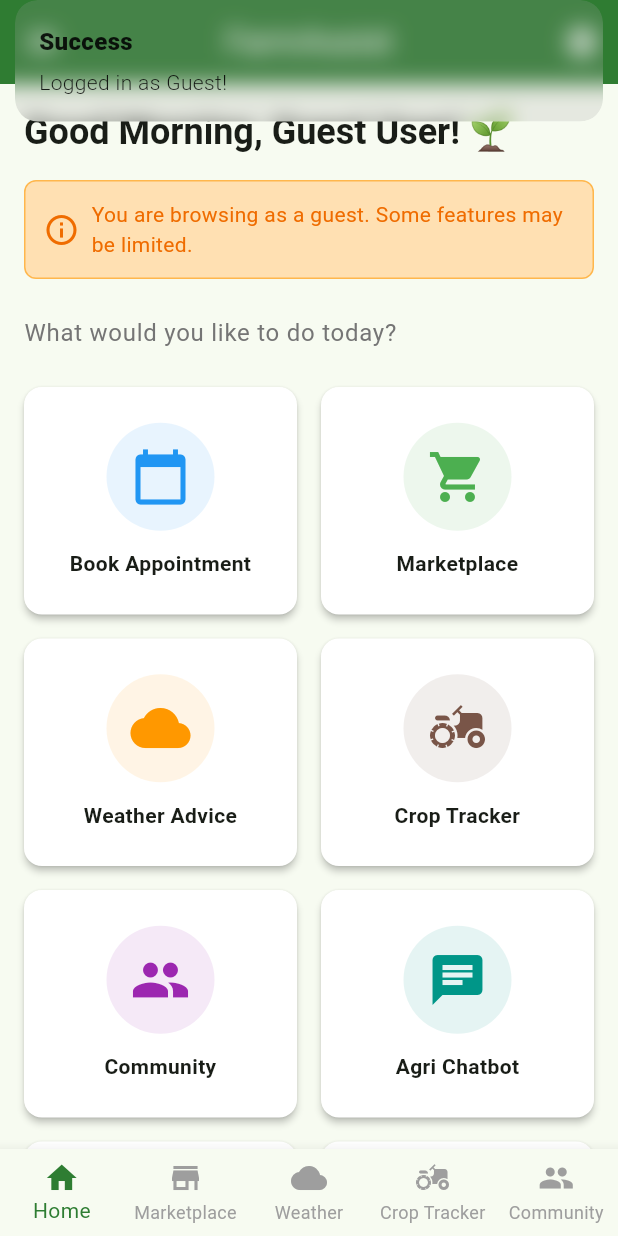
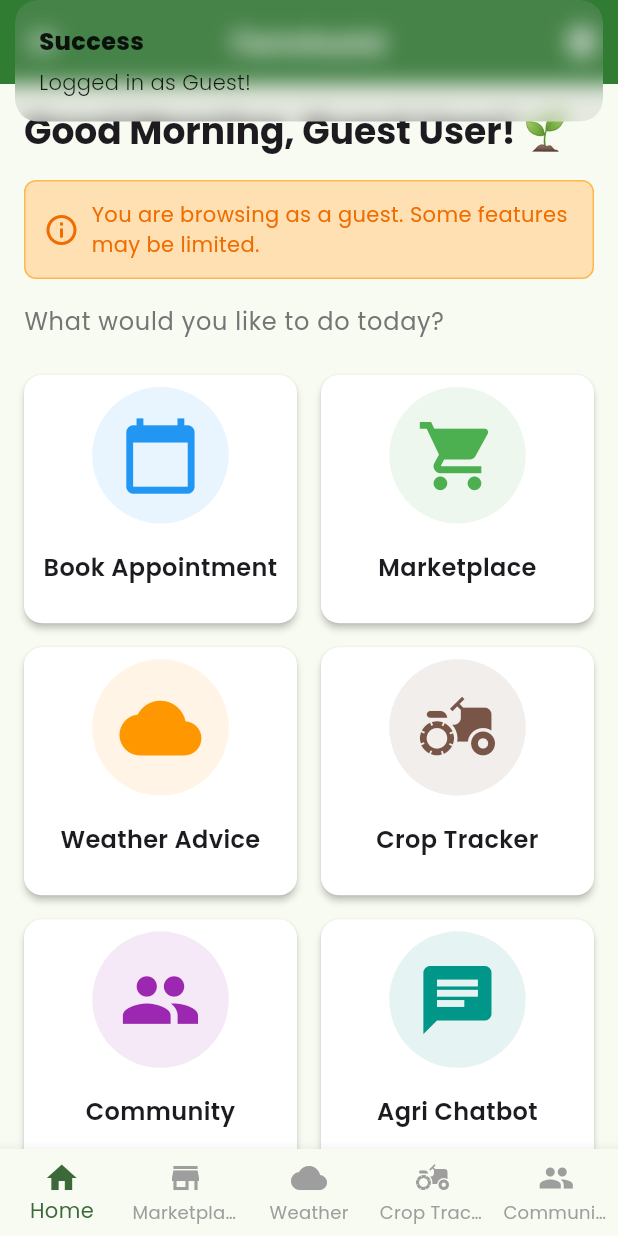
Before and after one commit to abdulqadir263/fyp_phase1, a Flutter app: the screen it shows after launch, after a tap on "Continue as Guest", on a phone screen of 412 x 824 dp. Run offline on Flutter 3.47's test engine with Material 3 defaults, Android fonts, the phone set to English and light mode, and no system bars; our stand-ins replace cloud_firestore, firebase_auth, firebase_core, get, google_fonts, image_picker; accounts and stored records are empty.

Commit message:
2nd Commit

```diff
--- a/lib/app/routes/app_pages.dart
+++ b/lib/app/routes/app_pages.dart
@@ -1,24 +1,19 @@
 import 'package:get/get.dart';
 import '../../modules/auth/views/forgot_password_view.dart';
 import '../../modules/auth/views/login_view.dart';
-import '../../modules/auth/views/signup_view.dart';
 import '../../modules/home/views/home_view.dart';
+import '../../modules/profile/views/profile_view.dart';
 import '../bindings/auth_binding.dart';
 import '../bindings/home_binding.dart';
+import '../bindings/profile_binding.dart';
 import 'app_routes.dart';
 
-// Routes ko unke respective views se map karta hai
 class AppPages {
   static final routes = [
     // Auth Pages
     GetPage(
       name: AppRoutes.LOGIN,
       page: () => LoginView(),
-      binding: AuthBinding(),
-    ),
-    GetPage(
-      name: AppRoutes.SIGNUP,
-      page: () => SignupView(),
       binding: AuthBinding(),
     ),
     GetPage(
@@ -33,12 +28,10 @@ class AppPages {
       page: () => HomeView(),
       binding: HomeBinding(),
     ),
-    // GetPage(
-    //   name: AppRoutes.PROFILE,
-    //   page: () => ProfileView(),
-    //   binding: ProfileBinding(),
-    // ),
-
-    // Baad mein baki routes add karenge jaise app barte jayenge
+    GetPage(
+      name: AppRoutes.PROFILE, // ✅ CONFIRM THIS ROUTE EXISTS
+      page: () => ProfileView(),
+      binding: ProfileBinding(),
+    ),
   ];
 }
--- a/lib/app/themes/app_colors.dart
+++ b/lib/app/themes/app_colors.dart
@@ -2,19 +2,19 @@ import 'package:flutter/material.dart';
 
 // App ke liye centralized color scheme
 class AppColors {
-  // Primary Colors
+  // ✅ FIXED: Primary Colors
   static const Color primaryGreen = Color(0xFF2E7D32);
   static const Color parrotGreen = Color(0xFF66BB6A);
   static const Color lightGreen = Color(0xFFA5D6A7);
 
-  // Neutral Colors
+  // ✅ FIXED: Neutral Colors
   static const Color white = Color(0xFFFFFFFF);
   static const Color black = Color(0xFF000000);
   static const Color grey = Color(0xFF9E9E9E);
   static const Color lightGrey = Color(0xFFF5F5F5);
   static const Color darkGrey = Color(0xFF424242);
 
-  // Status Colors
+  // ✅ FIXED: Status Colors
   static const Color success = Color(0xFF4CAF50);
   static const Color error = Color(0xFFF44336);
   static const Color warning = Color(0xFFFF9800);
--- a/lib/app/themes/app_theme.dart
+++ b/lib/app/themes/app_theme.dart
@@ -1,32 +1,37 @@
 import 'package:flutter/material.dart';
+import 'package:flutter/services.dart';
 import 'app_colors.dart';
 
 // App ka light aur dark theme
 class AppTheme {
-  // Light Theme
+  // ✅ FIXED: Light Theme with fixed colors
   static ThemeData get lightTheme {
     return ThemeData(
       useMaterial3: true,
       brightness: Brightness.light,
-      primaryColor: AppColors.primaryGreen,
       colorScheme: ColorScheme.fromSeed(
         seedColor: AppColors.primaryGreen,
         brightness: Brightness.light,
       ),
 
-      // AppBar Theme
-      appBarTheme: const AppBarTheme(
+      // ✅ FIXED: AppBar Theme
+      appBarTheme: AppBarTheme(
         backgroundColor: AppColors.primaryGreen,
-        foregroundColor: AppColors.white,
+        foregroundColor: Colors.white,
         elevation: 2,
         centerTitle: true,
+        titleTextStyle: TextStyle(
+          color: Colors.white,
+          fontSize: 20,
+          fontWeight: FontWeight.bold,
+        ),
       ),
 
-      // Elevated Button Theme
+      // ✅ FIXED: Elevated Button Theme
       elevatedButtonTheme: ElevatedButtonThemeData(
         style: ElevatedButton.styleFrom(
           backgroundColor: AppColors.primaryGreen,
-          foregroundColor: AppColors.white,
+          foregroundColor: Colors.white,
           padding: const EdgeInsets.symmetric(horizontal: 24, vertical: 12),
           shape: RoundedRectangleBorder(
             borderRadius: BorderRadius.circular(8),
@@ -34,52 +39,74 @@ class AppTheme {
         ),
       ),
 
-      // Card Theme (Fixed)
+      // ✅ FIXED: Card Theme
       cardTheme: CardThemeData(
         elevation: 2,
         shape: RoundedRectangleBorder(
           borderRadius: BorderRadius.circular(12),
         ),
-        color: AppColors.white,
+        color: Colors.white,
       ),
 
-      // Input Field Theme
+      // ✅ FIXED: Input Field Theme
       inputDecorationTheme: InputDecorationTheme(
         border: OutlineInputBorder(
           borderRadius: BorderRadius.circular(8),
-          borderSide: const BorderSide(color: AppColors.grey),
+          borderSide: BorderSide(color: Colors.grey.shade300),
         ),
         focusedBorder: OutlineInputBorder(
           borderRadius: BorderRadius.circular(8),
-          borderSide: const BorderSide(color: AppColors.primaryGreen, width: 2),
+          borderSide: BorderSide(color: AppColors.primaryGreen, width: 2),
         ),
         contentPadding: const EdgeInsets.symmetric(horizontal: 16, vertical: 12),
+      ),
+
+      // ✅ FIXED: Text Theme
+      textTheme: TextTheme(
+        displayLarge: TextStyle(
+          color: Colors.black87,
+          fontWeight: FontWeight.bold,
+        ),
+        headlineMedium: TextStyle(
+          color: Colors.black87,
+          fontWeight: FontWeight.bold,
+        ),
+        bodyLarge: TextStyle(
+          color: Colors.black87,
+        ),
+        bodyMedium: TextStyle(
+          color: Colors.black54,
+        ),
       ),
     );
   }
 
-  // Dark Theme
+  // ✅ FIXED: Dark Theme
   static ThemeData get darkTheme {
     return ThemeData(
       useMaterial3: true,
       brightness: Brightness.dark,
-      primaryColor: AppColors.primaryGreen,
       colorScheme: ColorScheme.fromSeed(
         seedColor: AppColors.primaryGreen,
         brightness: Brightness.dark,
       ),
 
-      appBarTheme: const AppBarTheme(
+      appBarTheme: AppBarTheme(
         backgroundColor: AppColors.primaryGreen,
-        foregroundColor: AppColors.white,
+        foregroundColor: Colors.white,
         elevation: 2,
         centerTitle: true,
+        titleTextStyle: TextStyle(
+          color: Colors.white,
+          fontSize: 20,
+          fontWeight: FontWeight.bold,
+        ),
       ),
 
       elevatedButtonTheme: ElevatedButtonThemeData(
         style: ElevatedButton.styleFrom(
           backgroundColor: AppColors.primaryGreen,
-          foregroundColor: AppColors.white,
+          foregroundColor: Colors.white,
           padding: const EdgeInsets.symmetric(horizontal: 24, vertical: 12),
           shape: RoundedRectangleBorder(
             borderRadius: BorderRadius.circular(8),
@@ -87,13 +114,12 @@ class AppTheme {
         ),
       ),
 
-      // Card Theme (Fixed)
       cardTheme: CardThemeData(
         elevation: 2,
         shape: RoundedRectangleBorder(
           borderRadius: BorderRadius.circular(12),
         ),
-        color: const Color(0xFF1E1E1E), // Dark grey for cards
+        color: Color(0xFF1E1E1E),
       ),
 
       inputDecorationTheme: InputDecorationTheme(
@@ -103,9 +129,26 @@ class AppTheme {
         ),
         focusedBorder: OutlineInputBorder(
           borderRadius: BorderRadius.circular(8),
-          borderSide: const BorderSide(color: AppColors.primaryGreen, width: 2),
+          borderSide: BorderSide(color: AppColors.primaryGreen, width: 2),
         ),
         contentPadding: const EdgeInsets.symmetric(horizontal: 16, vertical: 12),
+      ),
+
+      textTheme: TextTheme(
+        displayLarge: TextStyle(
+          color: Colors.white,
+          fontWeight: FontWeight.bold,
+        ),
+        headlineMedium: TextStyle(
+          color: Colors.white,
+          fontWeight: FontWeight.bold,
+        ),
+        bodyLarge: TextStyle(
+          color: Colors.white,
+        ),
+        bodyMedium: TextStyle(
+          color: Colors.white70,
+        ),
       ),
     );
   }
--- a/lib/main.dart
+++ b/lib/main.dart
@@ -1,10 +1,12 @@
 import 'package:flutter/material.dart';
 import 'package:firebase_core/firebase_core.dart';
 import 'package:get/get.dart';
+import 'package:google_fonts/google_fonts.dart'; // ✅ Add this import
 import 'app/routes/app_pages.dart';
 import 'app/routes/app_routes.dart';
 import 'app/themes/app_theme.dart';
 import 'app/data/services/firebase_service.dart';
+import 'app/data/services/cloudinary_service.dart';
 import 'firebase_options.dart';
 
 // Ye app ka entry point hai
@@ -12,7 +14,7 @@ void main() async {
   // Firebase ko initialize karna zaroori hai
   WidgetsFlutterBinding.ensureInitialized();
 
-  // Firebase ko options ke saath initialize karein
+  // Firebase ko options ke saath initialize karna
   await Firebase.initializeApp(
     options: DefaultFirebaseOptions.currentPlatform,
   );
@@ -20,30 +22,34 @@ void main() async {
   // FirebaseService ko globally initialize karna
   Get.put(FirebaseService());
 
+  // CloudinaryService ko globally initialize karna
+  Get.put(CloudinaryService());
+
   runApp(FarmAssistApp());
 }
 
 class FarmAssistApp extends StatelessWidget {
   @override
   Widget build(BuildContext context) {
-    // GetX MaterialApp hai jo routing aur state management handle karta hai
+    // ✅ FIXED: GetX MaterialApp with Google Fonts
     return GetMaterialApp(
       title: 'FarmAssist',
-      debugShowCheckedModeBanner: false, // Debug banner remove karna
-      theme: AppTheme.lightTheme, // Light theme
-      darkTheme: AppTheme.darkTheme, // Dark theme
-      themeMode: ThemeMode.system, // System theme follow karega
+      debugShowCheckedModeBanner: false,
 
-      // Initial route jab app start hogi
+      // ✅ FIXED: Use Google Fonts
+      theme: AppTheme.lightTheme.copyWith(
+        textTheme: GoogleFonts.poppinsTextTheme(Theme.of(context).textTheme),
+      ),
+      darkTheme: AppTheme.darkTheme.copyWith(
+        textTheme: GoogleFonts.poppinsTextTheme(Theme.of(context).textTheme),
+      ),
+
+      // ✅ FIXED: Force light theme instead of system theme
+      themeMode: ThemeMode.light,
+
       initialRoute: AppRoutes.LOGIN,
-
-      // Sare routes jo humne define kiye hain
       getPages: AppPages.routes,
-
-      // Navigation ka style
       defaultTransition: Transition.fade,
-
-      // Translations ke liye (English/Urdu)
       locale: Locale('en', 'US'),
       fallbackLocale: Locale('en', 'US'),
     );
--- a/lib/modules/home/views/home_view.dart
+++ b/lib/modules/home/views/home_view.dart
@@ -11,12 +11,12 @@ class HomeView extends GetView<HomeController> {
     return Scaffold(
       // App Bar
       appBar: AppBar(
-        title: Text('FarmAssist'),
+        title: const Text('FarmAssist'),
         centerTitle: true,
         actions: [
           // Language toggle button
           IconButton(
-            icon: Icon(Icons.language),
+            icon: const Icon(Icons.language),
             onPressed: controller.toggleLanguage,
             tooltip: 'Change Language',
           ),
@@ -30,7 +30,7 @@ class HomeView extends GetView<HomeController> {
       body: Obx(() => IndexedStack(
         index: controller.currentIndex.value,
         children: [
-          _buildHomeContent(), // Home tab content
+          _buildHomeContent(context), // Home tab content
           _buildMarketplaceContent(), // Marketplace tab content
           _buildWeatherContent(), // Weather tab content
           _buildCropTrackerContent(), // Crop Tracker tab content
@@ -49,26 +49,36 @@ class HomeView extends GetView<HomeController> {
       child: ListView(
         padding: EdgeInsets.zero,
         children: [
-          // ✅ UPDATED: Drawer Header with guest user handling
+          // Drawer Header with guest user handling
           Obx(() {
             final userName = controller.user.value?.name ?? 'Guest User';
-            final userEmail = controller.user.value?.email ?? 'guest@example.com';
+            final userEmail =
+                controller.user.value?.email ?? 'guest@example.com';
             final isGuest = controller.isGuestUser;
+            final profileImageUrl = controller.user.value?.profileImage ?? '';
 
             return UserAccountsDrawerHeader(
               accountName: Text(
                 userName,
-                style: TextStyle(color: Colors.white, fontSize: 18),
+                style: const TextStyle(color: Colors.white, fontSize: 18),
               ),
               accountEmail: Text(
                 userEmail,
-                style: TextStyle(color: Colors.white70),
+                style: const TextStyle(color: Colors.white70),
               ),
               currentAccountPicture: CircleAvatar(
                 backgroundColor: Colors.white,
-                child: isGuest
-                    ? Icon(Icons.person_outline, size: 40, color: Colors.grey)
-                    : Icon(Icons.person, size: 40, color: Colors.grey),
+                // ✅ FIX: Profile image ko behtar tareeqe se handle karna
+                backgroundImage: profileImageUrl.isNotEmpty
+                    ? NetworkImage(profileImageUrl)
+                    : null,
+                child: profileImageUrl.isEmpty
+                    ? Icon(
+                  isGuest ? Icons.person_outline : Icons.person,
+                  size: 40,
+                  color: Colors.grey[600],
+                )
+                    : null,
               ),
               decoration: BoxDecoration(
                 color: Theme.of(context).primaryColor,
@@ -78,18 +88,19 @@ class HomeView extends GetView<HomeController> {
 
           // Drawer items
           ListTile(
-            leading: Icon(Icons.home),
-            title: Text('Home'),
+            leading: const Icon(Icons.home),
+            title: const Text('Home'),
             onTap: () {
               Get.back(); // Drawer close karo
               controller.changePage(0); // Home tab select karo
             },
           ),
 
-          // ✅ UPDATED: Profile tile with guest handling
+          // Profile tile with guest handling
           Obx(() => ListTile(
-            leading: Icon(Icons.person),
-            title: Text(controller.isGuestUser ? 'Create Account' : 'Profile'),
+            leading: const Icon(Icons.person),
+            title:
+            Text(controller.isGuestUser ? 'Create Account' : 'Profile'),
             onTap: () {
               Get.back(); // Drawer close karo
               if (controller.isGuestUser) {
@@ -100,26 +111,26 @@ class HomeView extends GetView<HomeController> {
             },
           )),
 
-          Divider(),
+          const Divider(),
           ListTile(
-            leading: Icon(Icons.settings),
-            title: Text('Settings'),
+            leading: const Icon(Icons.settings),
+            title: const Text('Settings'),
             onTap: () {
               Get.back(); // Drawer close karo
               controller.goToSettings();
             },
           ),
           ListTile(
-            leading: Icon(Icons.info),
-            title: Text('About'),
+            leading: const Icon(Icons.info),
+            title: const Text('About'),
             onTap: () {
               Get.back(); // Drawer close karo
               controller.goToAbout();
             },
           ),
-          Divider(),
+          const Divider(),
 
-          // ✅ UPDATED: Logout/Login-As-Guest tile
+          // Logout/Login-As-Guest tile
           Obx(() => ListTile(
             leading: Icon(
               controller.isGuestUser ? Icons.login : Icons.logout,
@@ -153,7 +164,7 @@ class HomeView extends GetView<HomeController> {
       type: BottomNavigationBarType.fixed,
       selectedItemColor: Theme.of(Get.context!).primaryColor,
       unselectedItemColor: Colors.grey,
-      items: [
+      items: const [
         BottomNavigationBarItem(
           icon: Icon(Icons.home),
           label: 'Home',
@@ -179,26 +190,26 @@ class HomeView extends GetView<HomeController> {
   }
 
   // Home tab content
-  Widget _buildHomeContent() {
+  Widget _buildHomeContent(BuildContext context) {
     return SingleChildScrollView(
       padding: const EdgeInsets.all(16.0),
       child: Column(
         crossAxisAlignment: CrossAxisAlignment.start,
         children: [
-          // ✅ UPDATED: Welcome Message for guest
+          // Welcome Message for guest
           Obx(() => Text(
             controller.welcomeMessage,
-            style: Theme.of(Get.context!).textTheme.headlineSmall?.copyWith(
+            style: Theme.of(context).textTheme.headlineSmall?.copyWith(
               fontWeight: FontWeight.bold,
             ),
           )),
 
-          // ✅ NEW: Guest user banner
+          // Guest user banner
           Obx(() => controller.isGuestUser
               ? Container(
             width: double.infinity,
-            margin: EdgeInsets.symmetric(vertical: 16),
-            padding: EdgeInsets.all(12),
+            margin: const EdgeInsets.symmetric(vertical: 16),
+            padding: const EdgeInsets.all(12),
             decoration: BoxDecoration(
               color: Colors.orange.shade100,
               border: Border.all(color: Colors.orange.shade300),
@@ -207,7 +218,7 @@ class HomeView extends GetView<HomeController> {
             child: Row(
               children: [
                 Icon(Icons.info_outline, color: Colors.orange.shade800),
-                SizedBox(width: 8),
+                const SizedBox(width: 8),
                 Expanded(
                   child: Text(
                     'You are browsing as a guest. Some features may be limited.',
@@ -217,14 +228,14 @@ class HomeView extends GetView<HomeController> {
               ],
             ),
           )
-              : SizedBox.shrink()),
+              : const SizedBox.shrink()),
 
-          // ✅ NEW: Profile incomplete banner
+          // Profile incomplete banner
           Obx(() => controller.isProfileIncomplete && !controller.isGuestUser
               ? Container(
             width: double.infinity,
-            margin: EdgeInsets.symmetric(vertical: 16),
-            padding: EdgeInsets.all(12),
+            margin: const EdgeInsets.only(bottom: 16),
+            padding: const EdgeInsets.all(12),
             decoration: BoxDecoration(
               color: Colors.blue.shade100,
               border: Border.all(color: Colors.blue.shade300),
@@ -233,7 +244,7 @@ class HomeView extends GetView<HomeController> {
             child: Row(
               children: [
                 Icon(Icons.info_outline, color: Colors.blue.shade800),
-                SizedBox(width: 8),
+                const SizedBox(width: 8),
                 Expanded(
                   child: Text(
                     'Your profile is incomplete. Please complete your profile to access all features.',
@@ -244,31 +255,49 @@ class HomeView extends GetView<HomeController> {
                   onPressed: () => controller.goToProfile(),
                   child: Text(
                     'Complete Now',
-                    style: TextStyle(color: Colors.blue.shade800),
+                    style: TextStyle(color: Colors.blue.shade800, fontWeight: FontWeight.bold),
                   ),
                 ),
               ],
             ),
           )
-              : SizedBox.shrink()),
+              : const SizedBox.shrink()),
 
-          SizedBox(height: 8),
           Text(
             'What would you like to do today?',
-            style: Theme.of(Get.context!).textTheme.bodyLarge?.copyWith(
+            style: Theme.of(context).textTheme.bodyLarge?.copyWith(
               color: Colors.grey[600],
             ),
           ),
-          SizedBox(height: 24),
+          const SizedBox(height: 24),
 
-          // ✅ UPDATED: Feature Cards Grid
-          GridView.count(
+          // ✅ UPDATED: Responsive Feature Cards Grid
+          _buildResponsiveFeatureGrid(context),
+        ],
+      ),
+    );
+  }
+
+  // ✅ NEW: Responsive Grid build karna
+  Widget _buildResponsiveFeatureGrid(BuildContext context) {
+    // Screen ki width hasil karna
+    final screenWidth = MediaQuery.of(context).size.width;
+
+    // Screen ki width ke hisab se columns set karna
+    int crossAxisCount = 2;
+    if (screenWidth > 1200) {
+      crossAxisCount = 4; // Bari screens (web)
+    } else if (screenWidth > 600) {
+      crossAxisCount = 3; // Darmiyani screens (tablet)
+    }
+
+    return GridView.count(
       shrinkWrap: true,
-            physics: NeverScrollableScrollPhysics(),
-            crossAxisCount: 2,
+      physics: const NeverScrollableScrollPhysics(),
+      crossAxisCount: crossAxisCount,
       crossAxisSpacing: 16,
       mainAxisSpacing: 16,
-            childAspectRatio: 1.2,
+      childAspectRatio: 1.1, // Card ki height/width ratio
       children: [
         _buildFeatureCard(
           title: 'Book Appointment',
@@ -319,9 +348,6 @@ class HomeView extends GetView<HomeController> {
           onTap: () => controller.navigateToFeature('crop_recommendation'),
         ),
       ],
-          ),
-        ],
-      ),
     );
   }
 
@@ -332,58 +358,72 @@ class HomeView extends GetView<HomeController> {
     required Color color,
     required VoidCallback onTap,
   }) {
+    // LayoutBuilder card ke size ke hisab se UI adjust karta hai
+    return LayoutBuilder(
+      builder: (context, constraints) {
+        // Card ke size ke hisab se icon aur font size adjust karna
+        final double iconSize = constraints.maxWidth * 0.3;
+        final double fontSize = constraints.maxWidth * 0.1;
+
         return CustomCard(
           onTap: onTap,
+          padding: const EdgeInsets.all(8.0),
           child: Column(
             mainAxisAlignment: MainAxisAlignment.center,
             children: [
               Container(
-            padding: EdgeInsets.all(16),
+                padding: EdgeInsets.all(constraints.maxWidth * 0.1),
                 decoration: BoxDecoration(
                   color: color.withOpacity(0.1),
                   shape: BoxShape.circle,
                 ),
                 child: Icon(
                   icon,
-              size: 40,
+                  size: iconSize,
                   color: color,
                 ),
               ),
-          SizedBox(height: 12),
+              const Spacer(),
               Text(
                 title,
                 textAlign: TextAlign.center,
                 style: TextStyle(
-              fontSize: 14,
+                  fontSize: fontSize > 16 ? 16 : fontSize, // Max font size 16
                   fontWeight: FontWeight.w600,
                 ),
+                // ✅ FIX: Overflow error ko theek karna
+                maxLines: 2,
+                overflow: TextOverflow.ellipsis,
               ),
+              const Spacer(),
             ],
           ),
+        );
+      },
     );
   }
 
   // Placeholder content for other tabs
   Widget _buildMarketplaceContent() {
-    return Center(
+    return const Center(
       child: Text('Marketplace Content - Coming Soon!'),
     );
   }
 
   Widget _buildWeatherContent() {
-    return Center(
+    return const Center(
       child: Text('Weather Content - Coming Soon!'),
     );
   }
 
   Widget _buildCropTrackerContent() {
-    return Center(
+    return const Center(
       child: Text('Crop Tracker Content - Coming Soon!'),
     );
   }
 
   Widget _buildCommunityContent() {
-    return Center(
+    return const Center(
       child: Text('Community Content - Coming Soon!'),
     );
   }
```
Also changed, not shown: lib/app/data/providers/auth_provider.dart (+62 -42 lines), lib/modules/auth/controllers/auth_controller.dart (+17 -61 lines), lib/modules/home/controllers/home_controller.dart (+15 -3 lines), lib/modules/profile/controllers/profile_controller.dart (+8 -9 lines), lib/modules/profile/views/profile_view.dart (+15 -6 lines). Lines whose indentation alone changed are shown as unchanged.
